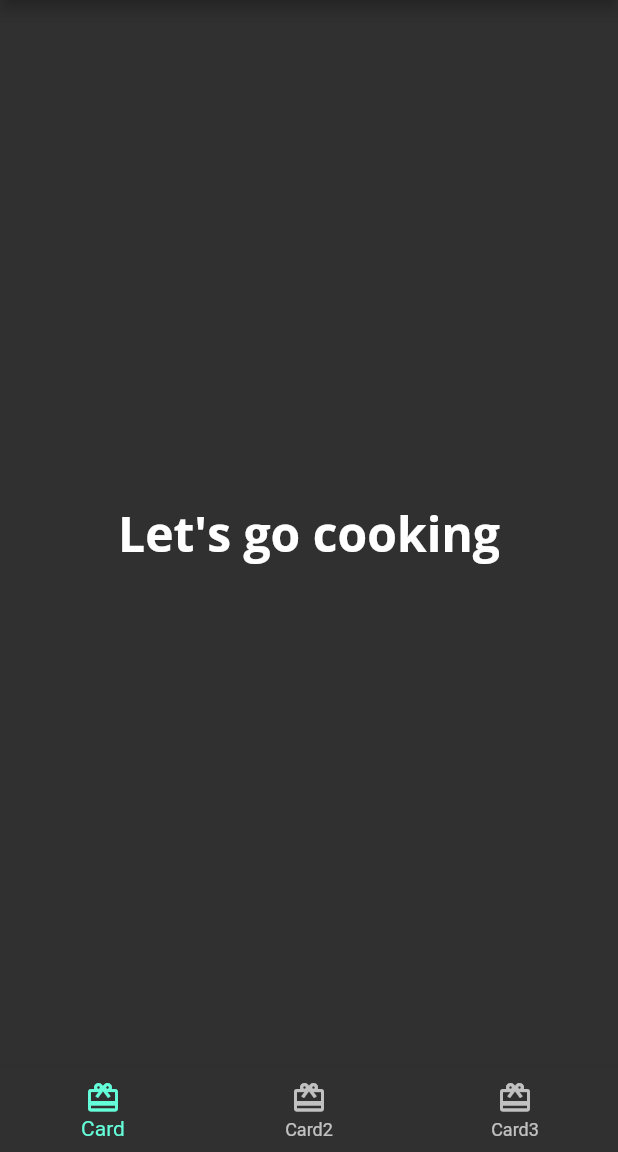
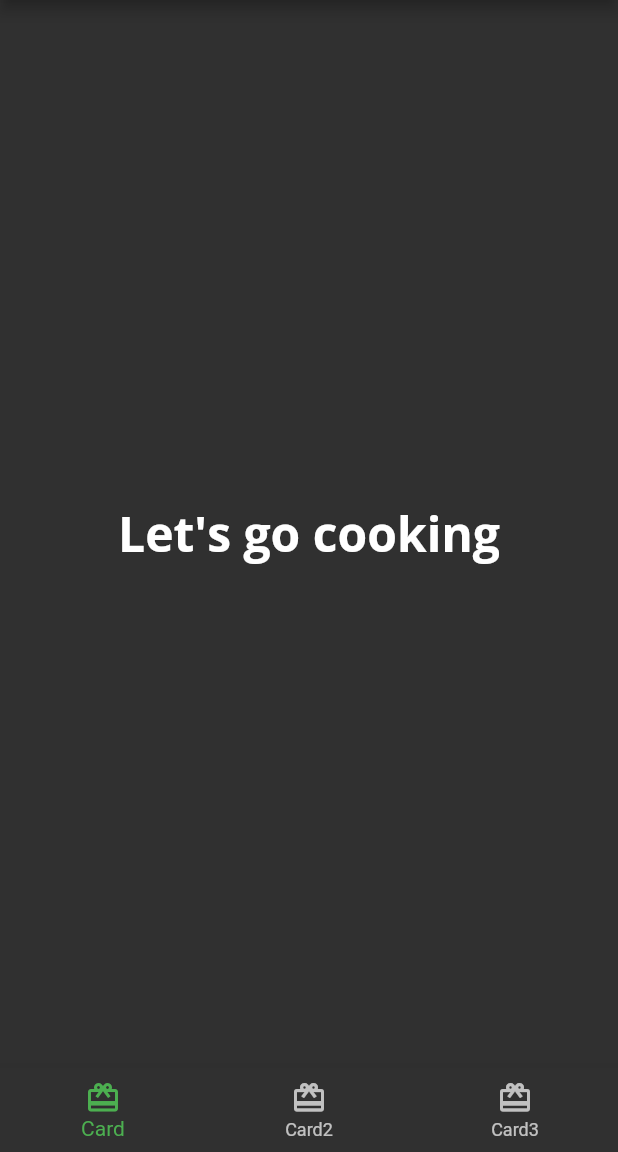
Before and after one commit to hramaroson/fooderlich, a Flutter app: the screen it shows after launch, on a phone screen of 412 x 824 dp, the part 84-1236 px from its top. Run offline on Flutter 3.47's test engine with Material 2 defaults, Android fonts, the phone set to English and light mode, and no system bars; our stand-ins replace google_fonts.

Commit message:
Add bottomNavigationBarTheme

```diff
--- a/lib/fooderlich_theme.dart
+++ b/lib/fooderlich_theme.dart
@@ -61,22 +61,34 @@ class FooderlichTheme {
   static ThemeData light(){
     return ThemeData(
       brightness: Brightness.light,
+
       appBarTheme: const AppBarTheme(
         foregroundColor: Colors.black,
         backgroundColor: Colors.white
       ),
+
       textTheme: lightTextTheme,
+
+      bottomNavigationBarTheme: const BottomNavigationBarThemeData(
+        selectedItemColor: Colors.green,
+      )
     );
   }
 
   static ThemeData dark(){
     return ThemeData(
       brightness: Brightness.dark,
+
       appBarTheme: const AppBarTheme(
         foregroundColor: Colors.white,
         backgroundColor: Colors.grey,
       ),
+
       textTheme: darkTextTheme,
+
+      bottomNavigationBarTheme: const BottomNavigationBarThemeData(
+        selectedItemColor: Colors.green,
+      )
     );
   }
 }
```
